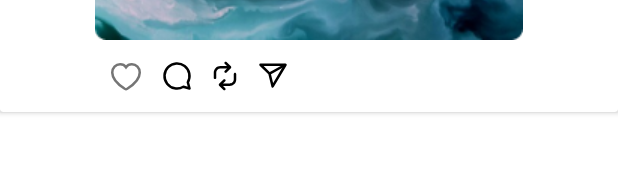
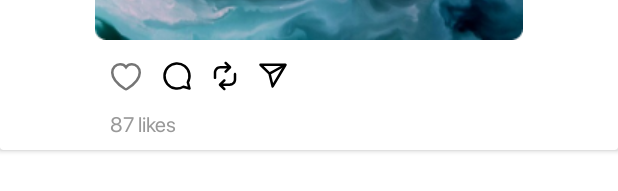
Before and after one commit to tsoyiv/threads, an Android app: the layout custom_item_view.xml on its own in the app's theme, with its tools: preview values and no code run, on a phone screen of 412 x 824 dp. Shown: the part 277-468 px from the top of the screen. Run offline under Robolectric (Android 15) with nearby library versions, the phone set to English and light mode, and no system bars.

Commit message:
T1-149, added item view for user thread

```diff
--- a/app/src/main/res/layout/custom_item_view.xml
+++ b/app/src/main/res/layout/custom_item_view.xml
@@ -1,27 +1,25 @@
 <?xml version="1.0" encoding="utf-8"?>
 <androidx.cardview.widget.CardView xmlns:android="http://schemas.android.com/apk/res/android"
+    xmlns:app="http://schemas.android.com/apk/res-auto"
     xmlns:tools="http://schemas.android.com/tools"
     android:layout_width="match_parent"
     android:layout_height="wrap_content"
-    xmlns:app="http://schemas.android.com/apk/res-auto"
-    android:background="#F9F9F9"
-    >
+    android:background="#F9F9F9">
 
     <androidx.constraintlayout.widget.ConstraintLayout
         android:layout_width="match_parent"
         android:layout_height="wrap_content">
 
         <ImageView
-            android:id="@+id/imageView2"
+            android:id="@+id/itemView_user_image"
             android:layout_width="wrap_content"
             android:layout_height="wrap_content"
             android:layout_marginStart="16dp"
             android:layout_marginTop="8dp"
             android:layout_marginBottom="8dp"
-            app:srcCompat="@drawable/ic_exuser"
             app:layout_constraintStart_toStartOf="parent"
             app:layout_constraintTop_toTopOf="parent"
-             />
+            app:srcCompat="@drawable/ic_exuser" />
 
         <TextView
             android:id="@+id/item_user_username"
@@ -29,23 +27,23 @@
             android:layout_height="wrap_content"
             android:layout_marginStart="8dp"
             android:layout_marginEnd="16dp"
+            android:fontFamily="@font/sfmed"
+            android:text="mountain_mama"
             android:textColor="@color/black"
             android:textSize="14sp"
-            android:text="mountain_mama"
-            android:fontFamily="@font/sfmed"
-            app:layout_constraintStart_toEndOf="@+id/imageView2"
-            app:layout_constraintEnd_toStartOf="@+id/item_time_minutes"
-            app:layout_constraintTop_toTopOf="@+id/imageView2" />
+            app:layout_constraintEnd_toStartOf="@+id/item_user_time_minutes"
+            app:layout_constraintStart_toEndOf="@+id/itemView_user_image"
+            app:layout_constraintTop_toTopOf="@+id/itemView_user_image" />
 
         <TextView
-            android:id="@+id/item_time_minutes"
+            android:id="@+id/item_user_time_minutes"
             android:layout_width="wrap_content"
             android:layout_height="wrap_content"
-            android:textColor="#999999"
             android:layout_marginEnd="12dp"
             android:fontFamily="@font/sf_reg"
+            android:text="10m"
+            android:textColor="#999999"
             android:textSize="12sp"
-            android:text="10m"
             app:layout_constraintEnd_toEndOf="parent"
             app:layout_constraintTop_toTopOf="@+id/item_user_username" />
 
@@ -53,14 +51,14 @@
             android:id="@+id/item_userThread"
             android:layout_width="0dp"
             android:layout_height="wrap_content"
+            android:layout_marginStart="8dp"
+            android:layout_marginEnd="12dp"
+            android:fontFamily="@font/sf_reg"
+            android:text="Innovation sets leaders apart from followers."
             android:textColor="@color/black"
             android:textSize="15sp"
-            android:fontFamily="@font/sf_reg"
-            android:layout_marginStart="8dp"
-            android:layout_marginEnd="12dp"
-            android:text="Innovation sets leaders apart from followers."
-            app:layout_constraintStart_toEndOf="@+id/imageView2"
             app:layout_constraintEnd_toEndOf="parent"
+            app:layout_constraintStart_toEndOf="@+id/itemView_user_image"
             app:layout_constraintTop_toBottomOf="@+id/item_user_username" />
 
         <CheckBox
@@ -85,8 +83,8 @@
             android:id="@+id/imageView4"
             android:layout_width="wrap_content"
             android:layout_height="wrap_content"
+            android:layout_marginStart="12dp"
             android:layout_marginTop="14dp"
-            android:layout_marginStart="12dp"
             android:src="@drawable/icon_repost"
             app:layout_constraintStart_toEndOf="@+id/imageView3"
             app:layout_constraintTop_toBottomOf="@+id/item_image" />
@@ -95,9 +93,9 @@
             android:id="@+id/imageView7"
             android:layout_width="wrap_content"
             android:layout_height="wrap_content"
+            android:layout_marginStart="12dp"
+            android:layout_marginTop="14dp"
             android:src="@drawable/img_sent"
-            android:layout_marginTop="14dp"
-            android:layout_marginStart="12dp"
             app:layout_constraintStart_toEndOf="@+id/imageView4"
             app:layout_constraintTop_toBottomOf="@+id/item_image" />
 
@@ -106,11 +104,38 @@
             android:layout_width="0dp"
             android:layout_height="wrap_content"
             android:layout_marginTop="8dp"
+            android:src="@drawable/img_ex_of_image"
             app:layout_constraintBottom_toTopOf="@+id/checkBox"
             app:layout_constraintEnd_toEndOf="parent"
             app:layout_constraintStart_toStartOf="parent"
-            android:src="@drawable/img_ex_of_image"
             app:layout_constraintTop_toBottomOf="@id/item_userThread" />
+
+        <!--        <ImageView-->
+        <!--            android:id="@+id/item_image"-->
+        <!--            android:layout_width="match_parent"-->
+        <!--            android:layout_height="wrap_content"-->
+        <!--            android:layout_marginTop="8dp"-->
+        <!--            android:layout_marginStart="60dp"-->
+        <!--            android:layout_marginEnd="17dp"-->
+        <!--            app:layout_constraintBottom_toTopOf="@+id/checkBox"-->
+        <!--            app:layout_constraintEnd_toEndOf="parent"-->
+        <!--            app:layout_constraintStart_toStartOf="parent"-->
+        <!--            android:src="@drawable/img_ex_of_image"-->
+        <!--            app:layout_constraintTop_toBottomOf="@id/item_userThread" />-->
+
+        <TextView
+            android:id="@+id/item_view_anotherUser_numbLikes"
+            android:layout_width="wrap_content"
+            android:layout_height="wrap_content"
+            android:layout_marginStart="73dp"
+            android:layout_marginTop="12dp"
+            android:layout_marginBottom="8dp"
+            android:fontFamily="@font/sf_reg"
+            android:text="87 likes"
+            android:textColor="#999999"
+            app:layout_constraintBottom_toBottomOf="parent"
+            app:layout_constraintStart_toStartOf="parent"
+            app:layout_constraintTop_toBottomOf="@+id/imageView3" />
 
     </androidx.constraintlayout.widget.ConstraintLayout>
 
```
